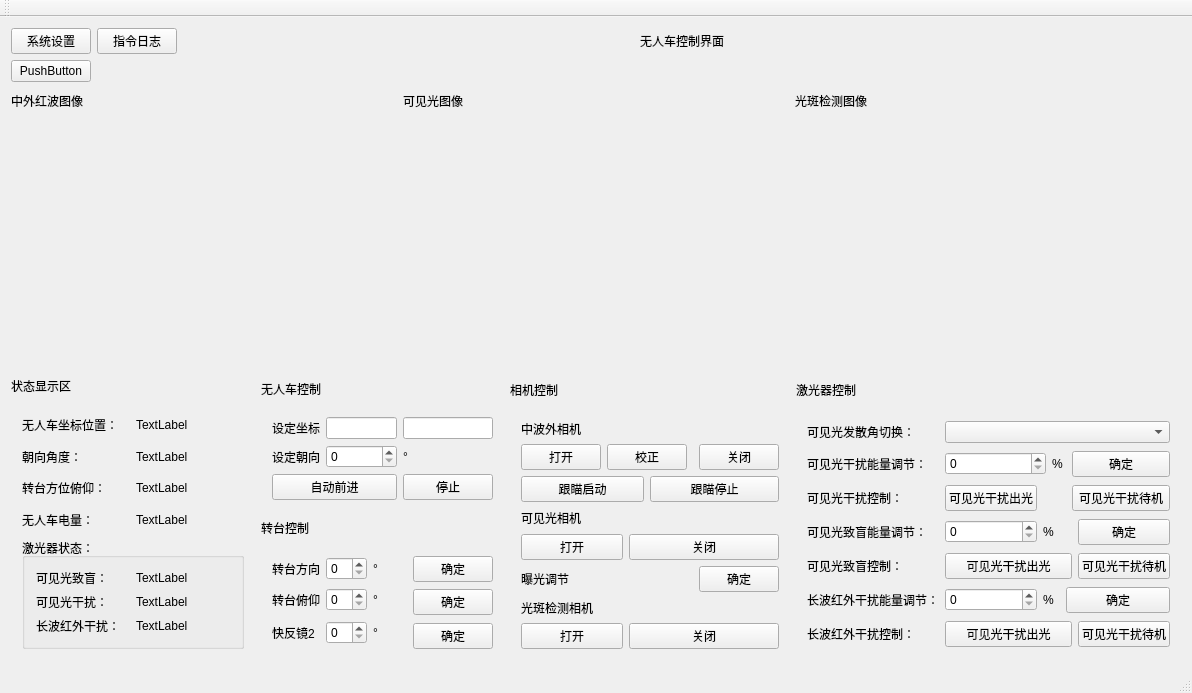
First picture: the form in CarF/CarF.ui, repository APKin/TCD53, before the edit.
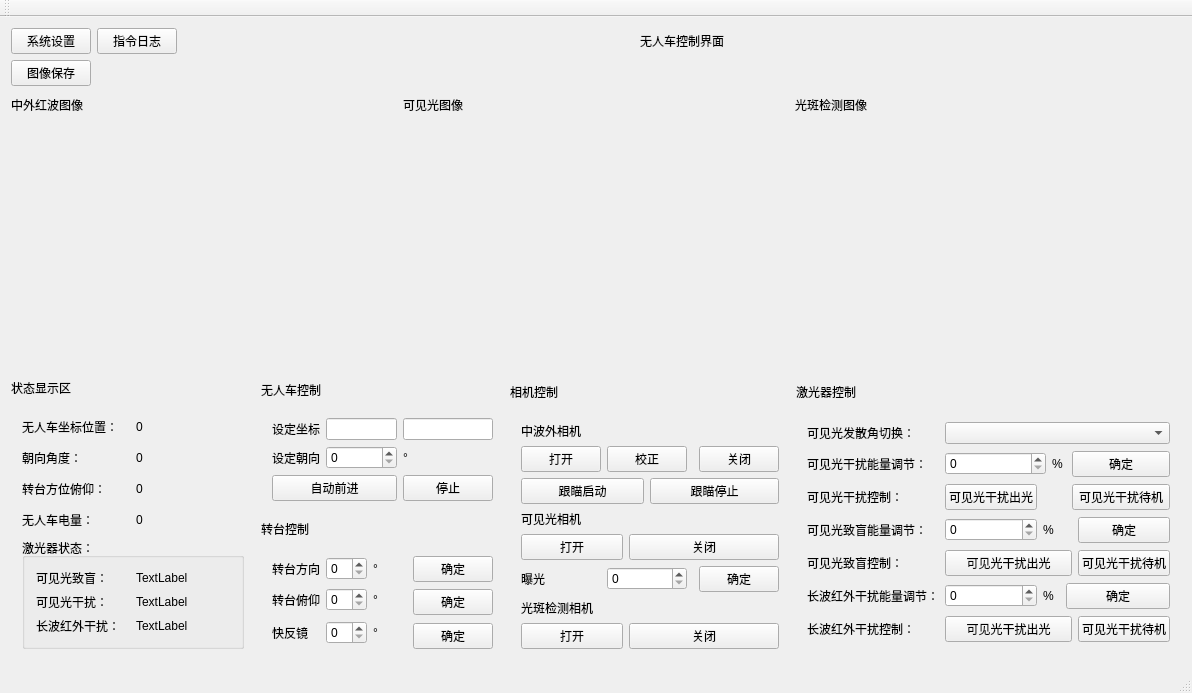
Second picture: the form after the edit. Custom widgets are drawn as their Qt base class.

What changed in the file:
```diff
--- a/CarF/CarF.ui
+++ b/CarF/CarF.ui
@@ -33,7 +33,7 @@
       <item row="1" column="0">
        <widget class="QPushButton" name="pushButton_3">
         <property name="text">
-         <string>PushButton</string>
+         <string>图像保存</string>
         </property>
        </widget>
       </item>
@@ -143,7 +143,7 @@
            <item row="0" column="2">
             <widget class="QLabel" name="UVCoor">
              <property name="text">
-              <string>TextLabel</string>
+              <string>0</string>
              </property>
             </widget>
            </item>
@@ -157,21 +157,21 @@
            <item row="1" column="2">
             <widget class="QLabel" name="UVForw">
              <property name="text">
-              <string>TextLabel</string>
+              <string>0</string>
              </property>
             </widget>
            </item>
            <item row="2" column="2">
             <widget class="QLabel" name="UVup">
              <property name="text">
-              <string>TextLabel</string>
+              <string>0</string>
              </property>
             </widget>
            </item>
            <item row="3" column="2">
             <widget class="QLabel" name="UVbatt">
              <property name="text">
-              <string>TextLabel</string>
+              <string>0</string>
              </property>
             </widget>
            </item>
@@ -347,7 +347,7 @@
            <item row="2" column="0" rowspan="2">
             <widget class="QLabel" name="label_32">
              <property name="text">
-              <string>快反镜2</string>
+              <string>快反镜</string>
              </property>
             </widget>
            </item>
@@ -434,7 +434,7 @@
            <item row="5" column="0">
             <widget class="QLabel" name="label_40">
              <property name="text">
-              <string>曝光调节</string>
+              <string>曝光</string>
              </property>
             </widget>
            </item>
@@ -501,6 +501,9 @@
              </property>
             </widget>
            </item>
+           <item row="5" column="1" colspan="4">
+            <widget class="QSpinBox" name="spLight"/>
+           </item>
           </layout>
          </widget>
         </item>
@@ -693,6 +696,14 @@
   <widget class="QStatusBar" name="statusBar"/>
  </widget>
  <layoutdefault spacing="6" margin="11"/>
+ <customwidgets>
+  <customwidget>
+   <class>VideoWindow</class>
+   <extends>QWidget</extends>
+   <header>videowindow.h</header>
+   <container>1</container>
+  </customwidget>
+ </customwidgets>
  <resources>
   <include location="CarF.qrc"/>
  </resources>
```
Left out of the diff: 70 changed lines with no effect on the pictures.
